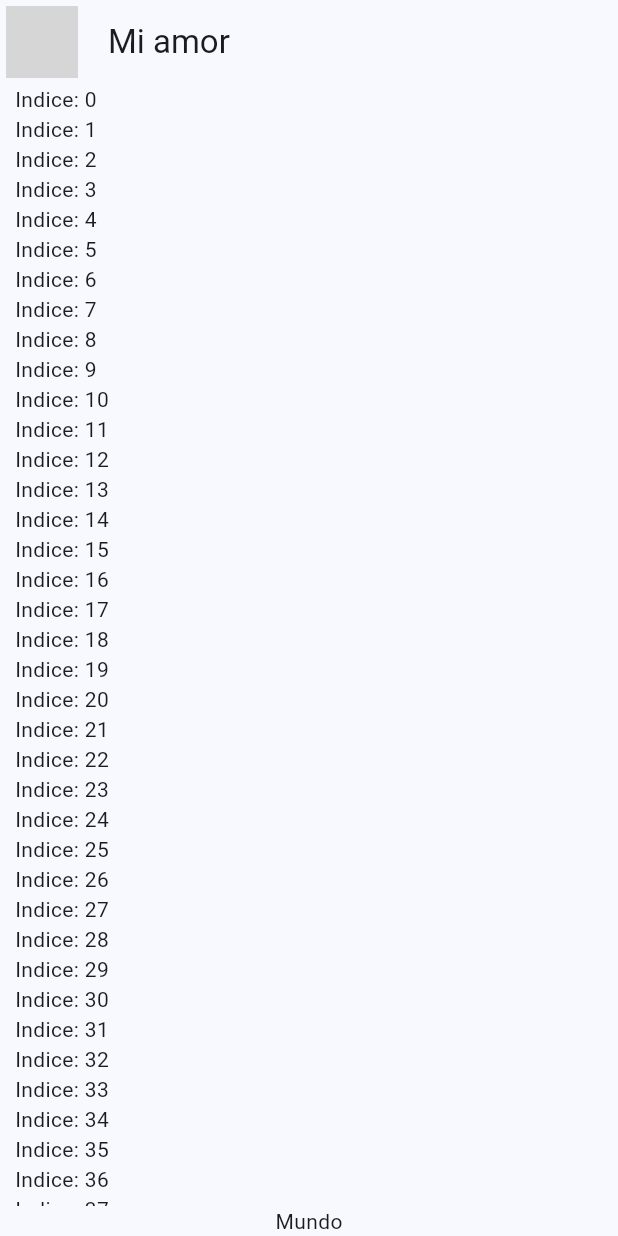
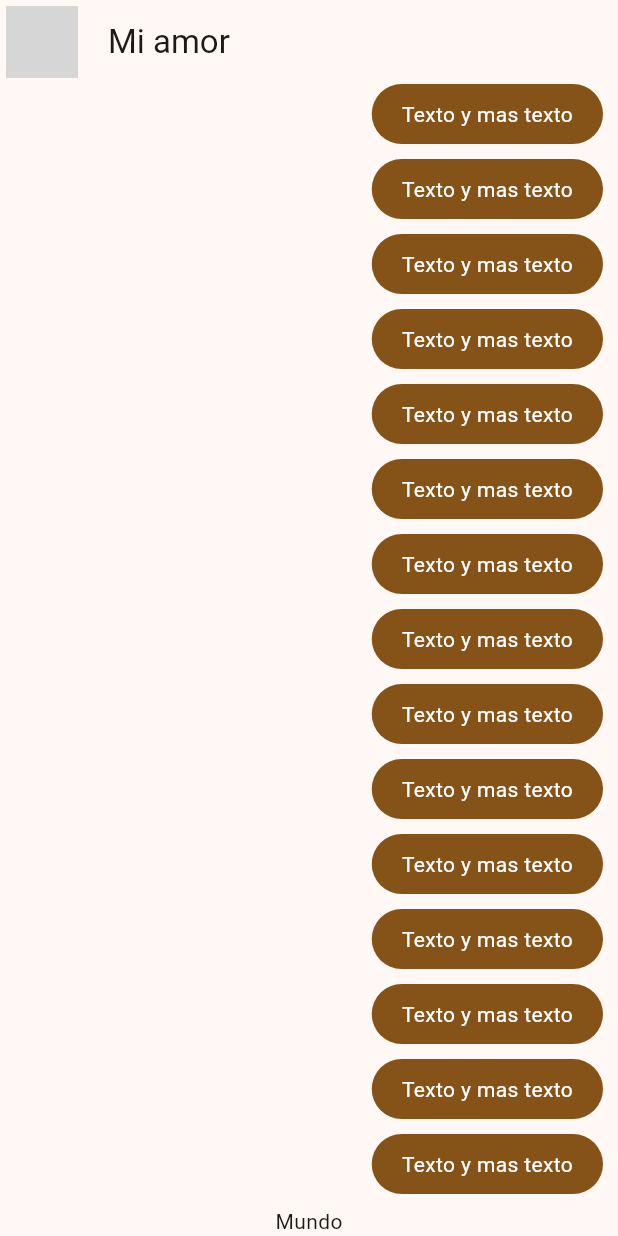
Before and after one commit to EddyRuLop/yesno_app, a Flutter app: the screen it shows after launch, on a phone screen of 412 x 824 dp. Run offline on Flutter 3.47's test engine with Material 3 defaults, Android fonts, the phone set to English and light mode, and no system bars; network calls fail; grey boxes are pictures that could not be loaded.

```diff
--- a/lib/main.dart
+++ b/lib/main.dart
@@ -1,6 +1,6 @@
 import 'package:flutter/material.dart';
 import 'package:yesno_app/config/themes/app_theme.dart';
-import 'package:yesno_app/presentation/chat/chat_screen.dart';
+import 'package:yesno_app/presentation/screens/chat/chat_screen.dart';
 
 void main() => runApp(const MyApp());
 
@@ -12,7 +12,7 @@ class MyApp extends StatelessWidget {
     return MaterialApp(
         title: 'Yes No App',
         debugShowCheckedModeBanner: false,
-        theme: AppTheme(selectedColor: 1).theme(),
+        theme: AppTheme(selectedColor: 6).theme(),
         home: const ChatScreen());
   }
 }
--- a/lib/presentation/chat/chat_screen.dart
+++ b/lib/presentation/screens/chat/chat_screen.dart
@@ -1,4 +1,5 @@
 import "package:flutter/material.dart";
+import "package:yesno_app/presentation/widgets/chat/my_message_bubble.dart";
 
 class ChatScreen extends StatelessWidget {
   const ChatScreen({super.key});
@@ -34,7 +35,7 @@ class _ChatView extends StatelessWidget {
                 child: ListView.builder(
                     itemCount: 100,
                     itemBuilder: (context, index) {
-                      return Text("Indice: $index");
+                      return const MyMessageBubble();
                     })),
             Text("Mundo")
           ],
--- /dev/null
+++ b/lib/presentation/widgets/chat/my_message_bubble.dart
@@ -0,0 +1,28 @@
+import 'package:flutter/material.dart';
+
+class MyMessageBubble extends StatelessWidget {
+  const MyMessageBubble({super.key});
+
+  @override
+  Widget build(BuildContext context) {
+    final colors = Theme.of(context).colorScheme;
+
+    return Column(
+      crossAxisAlignment: CrossAxisAlignment.end,
+      children: [
+        Container(
+          decoration: BoxDecoration(
+              color: colors.primary, borderRadius: BorderRadius.circular(20)),
+          child: const Padding(
+            padding: EdgeInsets.symmetric(horizontal: 20, vertical: 10),
+            child: Text(
+              "Texto y mas texto",
+              style: TextStyle(color: Colors.white),
+            ),
+          ),
+        ),
+        const SizedBox(height: 10)
+      ],
+    );
+  }
+}
```
